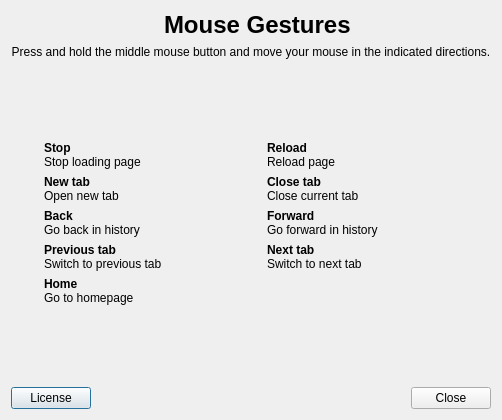
Old version of the form src/plugins/MouseGestures/mousegesturessettingsdialog.ui in the repository QupZilla/qupzilla.
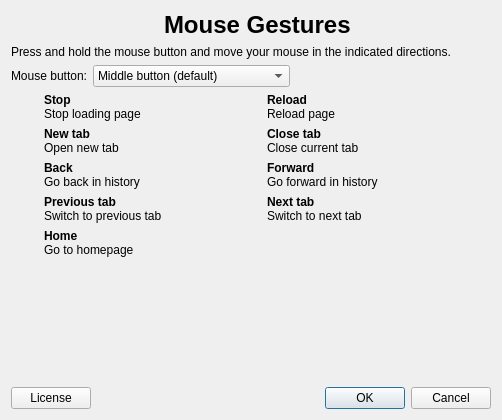
New version of the form. Icons and pictures are not drawn.

Commit message:
MouseGestures: configurable mouse gesture button
UI changes:
* the Settings dialog offers a combo box to select one of 3
  mouse buttons
* change is permanently saved
* OK button is added

The motivation is allow right mouse button for gestures. This interferes
with the context menu and needed to do custom handling of this event.

Context menu newly pops on mouse right button release unless a gesture
was recognized. In that case the gesture consumes the event and no
context menu appears.

Closes #386

What changed in the file:
```diff
--- a/src/plugins/MouseGestures/mousegesturessettingsdialog.ui
+++ b/src/plugins/MouseGestures/mousegesturessettingsdialog.ui
@@ -61,10 +61,7 @@
    <item>
     <widget class="QLabel" name="label_17">
      <property name="text">
-      <string>Press and hold the middle mouse button and move your mouse in the indicated directions.</string>
-     </property>
-     <property name="alignment">
-      <set>Qt::AlignCenter</set>
+      <string>Press and hold the mouse button and move your mouse in the indicated directions.</string>
      </property>
      <property name="wordWrap">
       <bool>true</bool>
@@ -72,17 +69,47 @@
     </widget>
    </item>
    <item>
-    <spacer name="verticalSpacer_2">
+    <layout class="QHBoxLayout" name="horizontalLayout_3">
+     <item>
+      <widget class="QLabel" name="label_22">
+       <property name="text">
+        <string>Mouse button:</string>
+       </property>
+      </widget>
+     </item>
+     <item>
+      <widget class="QComboBox" name="mouseButtonComboBox">
+       <item>
+        <property name="text">
+         <string>Middle button (default)</string>
+        </property>
+       </item>
+       <item>
+        <property name="text">
+         <string>Right button (Opera 12.x)</string>
+        </property>
+       </item>
+       <item>
+        <property name="text">
+         <string>Left button (not recommended)</string>
+        </property>
+       </item>
+      </widget>
+     </item>
+     <item>
+      <spacer name="horizontalSpacer_3">
      <property name="orientation">
-      <enum>Qt::Vertical</enum>
+        <enum>Qt::Horizontal</enum>
      </property>
      <property name="sizeHint" stdset="0">
       <size>
-       <width>20</width>
-       <height>40</height>
+         <width>40</width>
+         <height>20</height>
       </size>
      </property>
     </spacer>
+     </item>
+    </layout>
    </item>
    <item>
     <layout class="QGridLayout" name="gridLayout">
@@ -260,7 +287,7 @@
         <enum>Qt::Horizontal</enum>
        </property>
        <property name="standardButtons">
-        <set>QDialogButtonBox::Close</set>
+        <set>QDialogButtonBox::Cancel|QDialogButtonBox::Ok</set>
        </property>
       </widget>
      </item>
```
Lines whose indentation alone changed are shown as unchanged. The commit also changes 7 other files.
